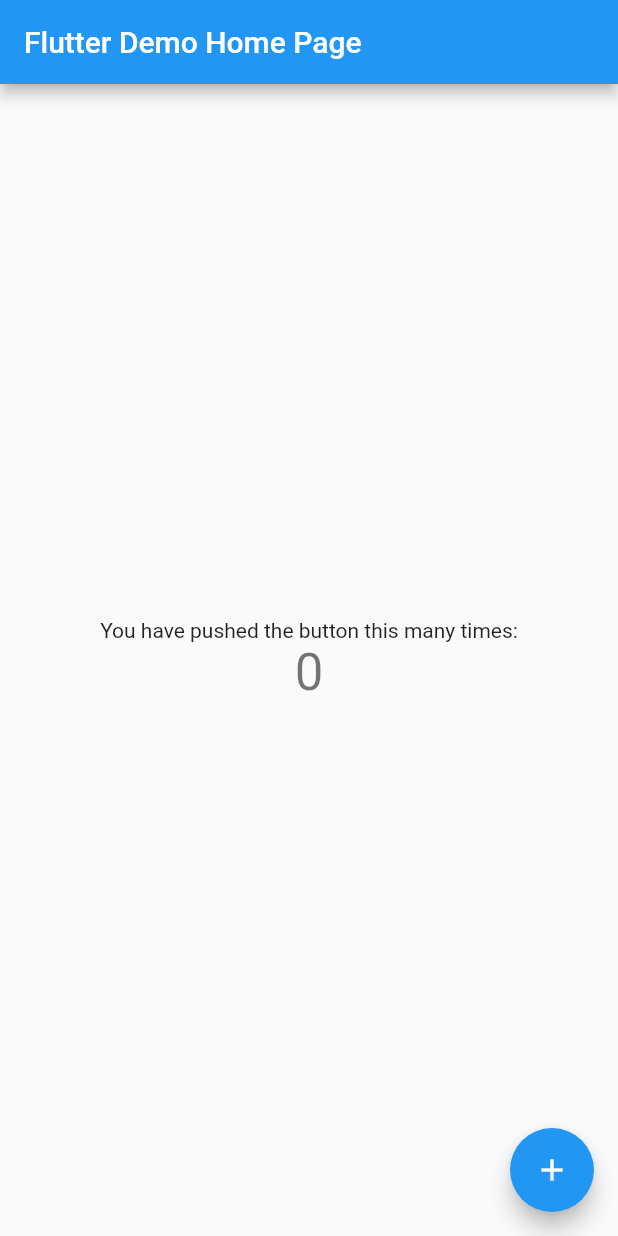
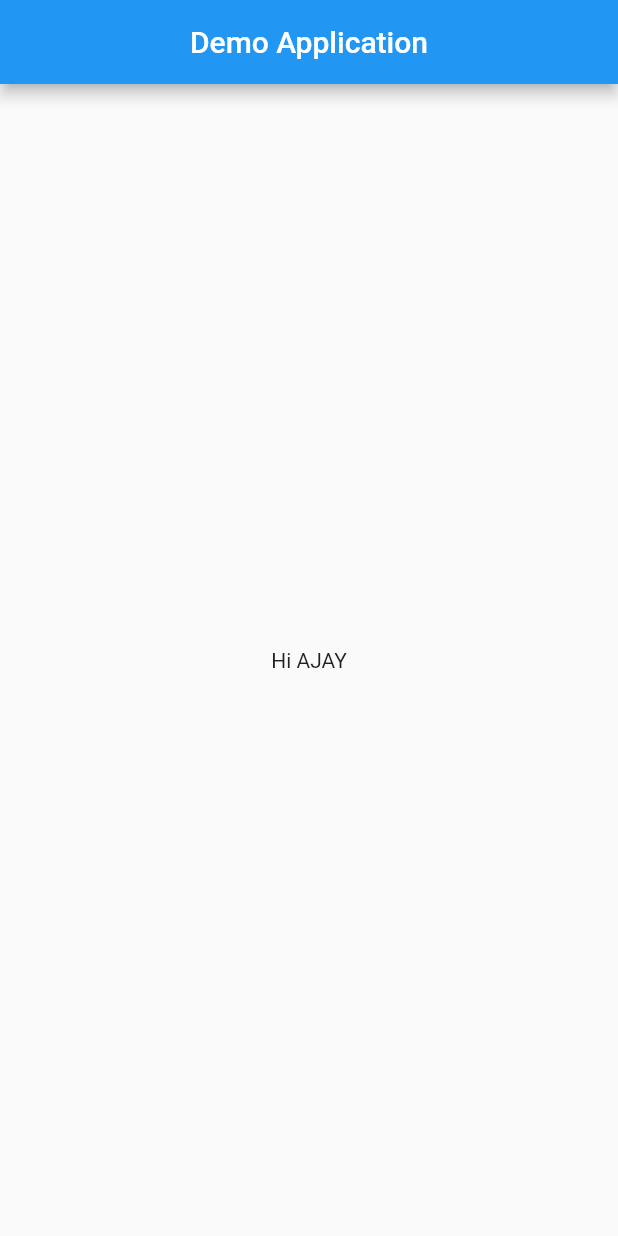
Before and after one commit to AjayPendkar/Demo-Class, a Flutter app: the screen it shows after launch, on a phone screen of 412 x 824 dp. Run offline on Flutter 3.47's test engine with Material 2 defaults, Android fonts, the phone set to English and light mode, and no system bars.

Commit message:
changed main file and created new file

```diff
--- /dev/null
+++ b/lib/demo.dart
@@ -0,0 +1,22 @@
+import 'package:flutter/material.dart';
+
+class MyHomepage extends StatefulWidget {
+  const MyHomepage({ Key? key }) : super(key: key);
+
+  @override
+  _MyHomepageState createState() => _MyHomepageState();
+}
+
+class _MyHomepageState extends State<MyHomepage> {
+  @override
+  Widget build(BuildContext context) {
+    return Scaffold(
+      appBar: AppBar(
+        centerTitle: true,
+        title: Text("Demo Application"),
+      ),
+      body: Center(child: Text("Hi AJAY"))
+
+    );
+  }
+}
--- a/lib/main.dart
+++ b/lib/main.dart
@@ -1,3 +1,4 @@
+import 'package:demp_cls/demo.dart';
 import 'package:flutter/material.dart';
 
 void main() {
@@ -24,92 +25,7 @@
         // is not restarted.
         primarySwatch: Colors.blue,
       ),
-      home: const MyHomePage(title: 'Flutter Demo Home Page'),
+      home: const MyHomepage(),
     );
   }
 }
-
-class MyHomePage extends StatefulWidget {
-  const MyHomePage({Key? key, required this.title}) : super(key: key);
-
-  // This widget is the home page of your application. It is stateful, meaning
-  // that it has a State object (defined below) that contains fields that affect
-  // how it looks.
-
-  // This class is the configuration for the state. It holds the values (in this
-  // case the title) provided by the parent (in this case the App widget) and
-  // used by the build method of the State. Fields in a Widget subclass are
-  // always marked "final".
-
-  final String title;
-
-  @override
-  State<MyHomePage> createState() => _MyHomePageState();
-}
-
-class _MyHomePageState extends State<MyHomePage> {
-  int _counter = 0;
-
-  void _incrementCounter() {
-    setState(() {
-      // This call to setState tells the Flutter framework that something has
-      // changed in this State, which causes it to rerun the build method below
-      // so that the display can reflect the updated values. If we changed
-      // _counter without calling setState(), then the build method would not be
-      // called again, and so nothing would appear to happen.
-      _counter++;
-    });
-  }
-
-  @override
-  Widget build(BuildContext context) {
-    // This method is rerun every time setState is called, for instance as done
-    // by the _incrementCounter method above.
-    //
-    // The Flutter framework has been optimized to make rerunning build methods
-    // fast, so that you can just rebuild anything that needs updating rather
-    // than having to individually change instances of widgets.
-    return Scaffold(
-      appBar: AppBar(
-        // Here we take the value from the MyHomePage object that was created by
-        // the App.build method, and use it to set our appbar title.
-        title: Text(widget.title),
-      ),
-      body: Center(
-        // Center is a layout widget. It takes a single child and positions it
-        // in the middle of the parent.
-        child: Column(
-          // Column is also a layout widget. It takes a list of children and
-          // arranges them vertically. By default, it sizes itself to fit its
-          // children horizontally, and tries to be as tall as its parent.
-          //
-          // Invoke "debug painting" (press "p" in the console, choose the
-          // "Toggle Debug Paint" action from the Flutter Inspector in Android
-          // Studio, or the "Toggle Debug Paint" command in Visual Studio Code)
-          // to see the wireframe for each widget.
-          //
-          // Column has various properties to control how it sizes itself and
-          // how it positions its children. Here we use mainAxisAlignment to
-          // center the children vertically; the main axis here is the vertical
-          // axis because Columns are vertical (the cross axis would be
-          // horizontal).
-          mainAxisAlignment: MainAxisAlignment.center,
-          children: <Widget>[
-            const Text(
-              'You have pushed the button this many times:',
-            ),
-            Text(
-              '$_counter',
-              style: Theme.of(context).textTheme.headline4,
-            ),
-          ],
-        ),
-      ),
-      floatingActionButton: FloatingActionButton(
-        onPressed: _incrementCounter,
-        tooltip: 'Increment',
-        child: const Icon(Icons.add),
-      ), // This trailing comma makes auto-formatting nicer for build methods.
-    );
-  }
-}
```
